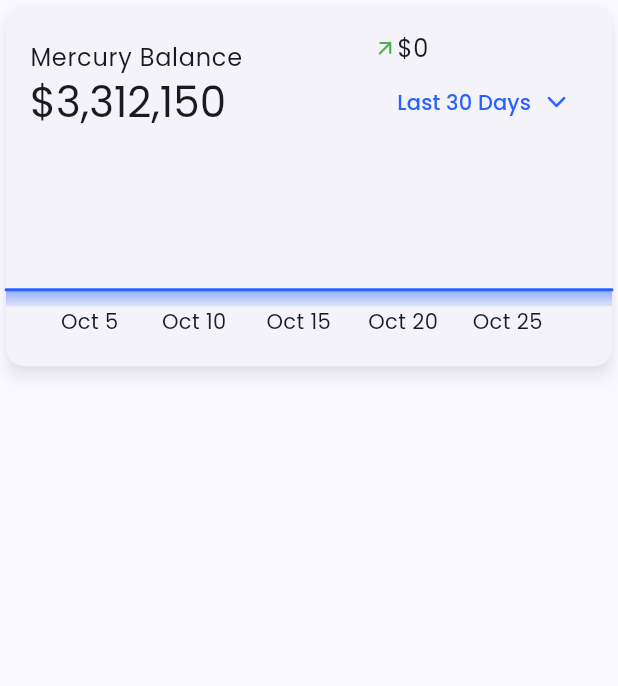
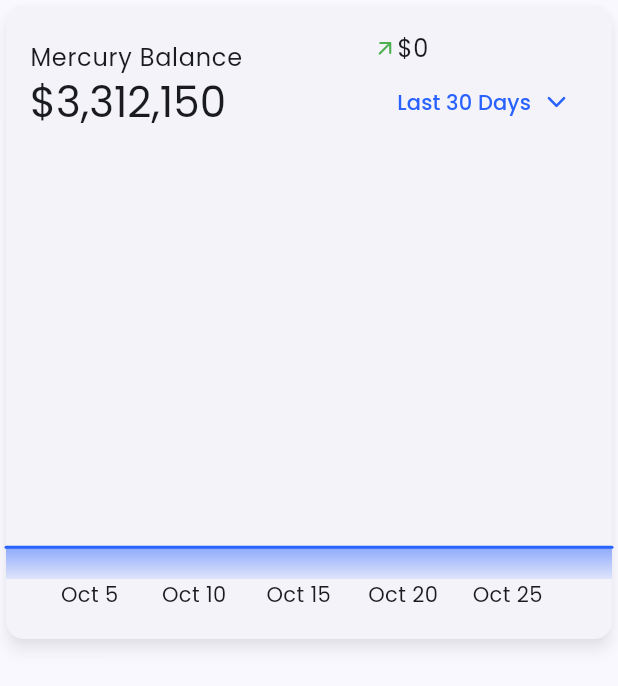
Before and after one commit to KRTirtho/venus, a Flutter app: the BalanceCardModule widget shown alone on an empty page, opened directly, on a phone screen of 412 x 824 dp. Shown: the top 686 px of the screen. Run offline on Flutter 3.47's test engine with Material 2 defaults, Android fonts, the phone set to English and light mode, and no system bars; drawn by our look-alikes of fl_chart; our stand-ins replace flutter_hooks, gap, google_fonts, ionicons, sidebarx; missing offline and left inert: random_name_generator; statements that could not run were skipped.

Commit message:
fix: make chart responsive

```diff
--- a/lib/modules/home/balance_card_module.dart
+++ b/lib/modules/home/balance_card_module.dart
@@ -30,16 +30,12 @@
         AxisTitles(sideTitles: SideTitles(showTitles: false));
     final ThemeData(:textTheme, :colorScheme) = Theme.of(context);
 
-    return ConstrainedBox(
-      constraints: const BoxConstraints(
-        maxWidth: 700,
-      ),
+    return SizedBox(
+      height: 430,
       child: Card(
         child: Stack(
           children: [
-            AspectRatio(
-              aspectRatio: 18 / 10.7,
-              child: LineChart(
+            LineChart(
               LineChartData(
                 maxY: 1000000 * 2,
                 minY: 0,
@@ -103,7 +99,6 @@
                 ],
               ),
             ),
-            ),
             Padding(
               padding: const EdgeInsets.all(16),
               child: Row(
--- a/lib/modules/home/search_module.dart
+++ b/lib/modules/home/search_module.dart
@@ -31,7 +31,8 @@
       mainAxisAlignment: MainAxisAlignment.spaceBetween,
       children: [
         ConstrainedBox(
-          constraints: const BoxConstraints(maxHeight: 40),
+          constraints:
+              const BoxConstraints(maxHeight: 40, maxWidth: 600, minWidth: 400),
           child: SearchBar(
             hintText: "Search or jump to...",
             leading: Icon(
--- a/lib/screens/home.dart
+++ b/lib/screens/home.dart
@@ -56,7 +56,7 @@
                       children: [
                         WelcomeCardModule(),
                         Gap(20),
-                        BalanceCardModule(),
+                        Expanded(child: BalanceCardModule()),
                       ],
                     ),
                     const Gap(20),
```
Lines whose indentation alone changed are shown as unchanged.
